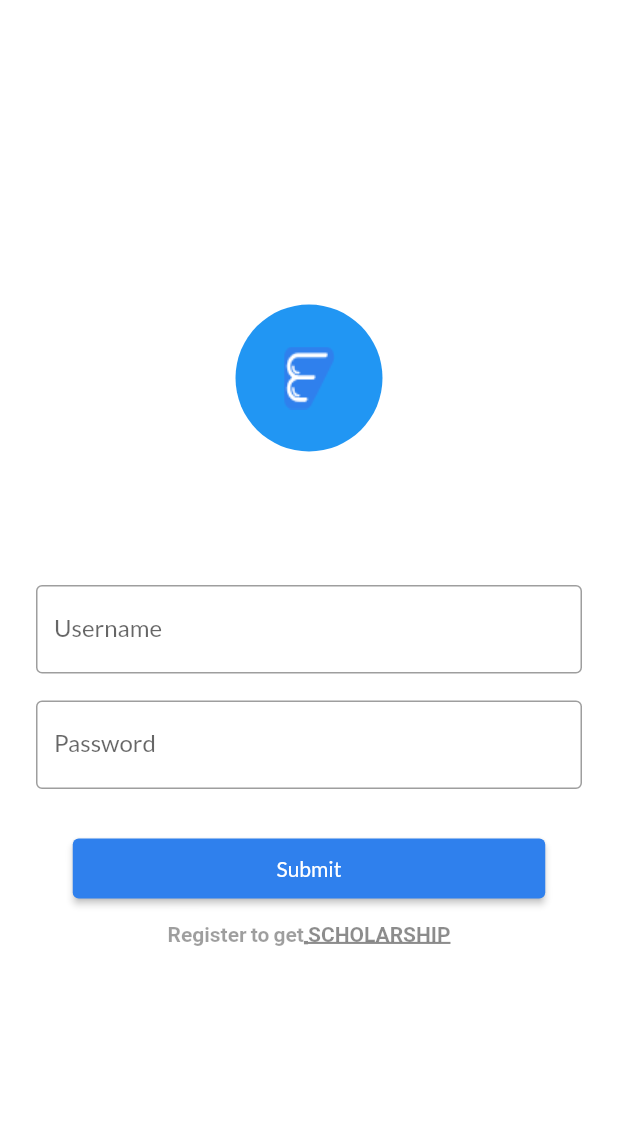
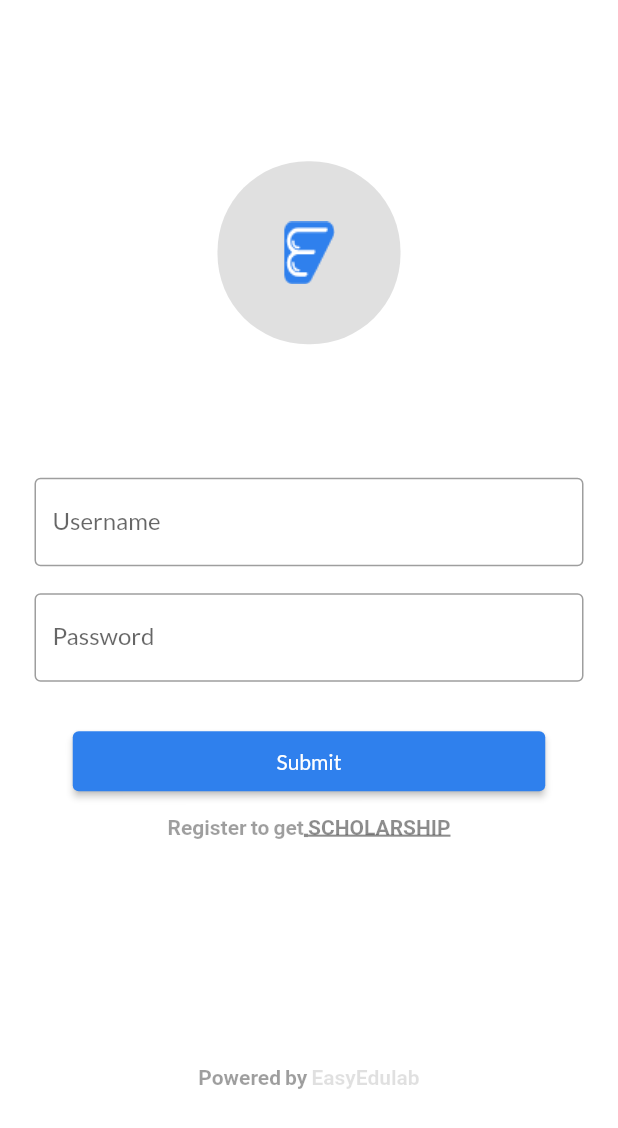
Before and after one commit to manishsimplegithub/30DaysOfFlutter, a Flutter app: the screen it shows after launch, on a phone screen of 412 x 824 dp. Shown: the top 1128 px of the screen. Run offline on Flutter 3.47's test engine with Material 2 defaults, Android fonts, the phone set to English and light mode, and no system bars; our stand-ins replace google_fonts.

Commit message:
height change

```diff
--- a/Flutter_New/flutter_application_1/lib/pages/login_page.dart
+++ b/Flutter_New/flutter_application_1/lib/pages/login_page.dart
@@ -22,20 +22,20 @@ class _LoginPageState extends State<LoginPage> {
       body: Center(
         child: SingleChildScrollView(
           child: Column(
-            mainAxisAlignment: MainAxisAlignment.center,
+            // mainAxisAlignment: MainAxisAlignment.center,
             children: [
               SizedBox(
                 height: 80.0,
               ),
               Container(
                   decoration: const BoxDecoration(
-                    color: Colors.blue,
+                    color: Colors.black12,
                     borderRadius: BorderRadius.all(Radius.circular(60.0)),
                   ),
                   child: ClipRRect(
-                      borderRadius: BorderRadius.circular(27.0),
+                      borderRadius: BorderRadius.circular(30.0),
                       child: Padding(
-                        padding: const EdgeInsets.all(18.0),
+                        padding: const EdgeInsets.all(30.0),
                         child: Image.asset(
                           "assets/images/Group 30.png",
                           height: 62,
@@ -69,7 +69,7 @@ class _LoginPageState extends State<LoginPage> {
               Padding(
                 padding: const EdgeInsets.symmetric(
                   vertical: 70.0,
-                  horizontal: 15.0,
+                  horizontal: 14.0,
                 ),
                 child: Column(
                   children: [
@@ -158,6 +158,35 @@ class _LoginPageState extends State<LoginPage> {
                         ],
                       ),
                     )),
+                    SizedBox(
+                      height: 150.0,
+                    ),
+                    Align(
+                      alignment: Alignment.bottomCenter,
+                      child: Container(
+                          child: RichText(
+                        text: TextSpan(
+                          children: const <TextSpan>[
+                            TextSpan(
+                                text: 'Powered by',
+                                style: TextStyle(
+                                    fontWeight: FontWeight.w700,
+                                    fontSize: 14,
+                                    color: Colors.black38)),
+                            TextSpan(
+                                text: ' EasyEdulab',
+                                style: TextStyle(
+                                    fontWeight: FontWeight.w700,
+                                    fontSize: 14,
+                                    color: Colors.black12,
+                                    // decoration: TextDecoration.underline,
+                                    decorationThickness: 2,
+                                    decorationStyle:
+                                        TextDecorationStyle.solid)),
+                          ],
+                        ),
+                      )),
+                    ),
                   ],
                 ),
               )
```
